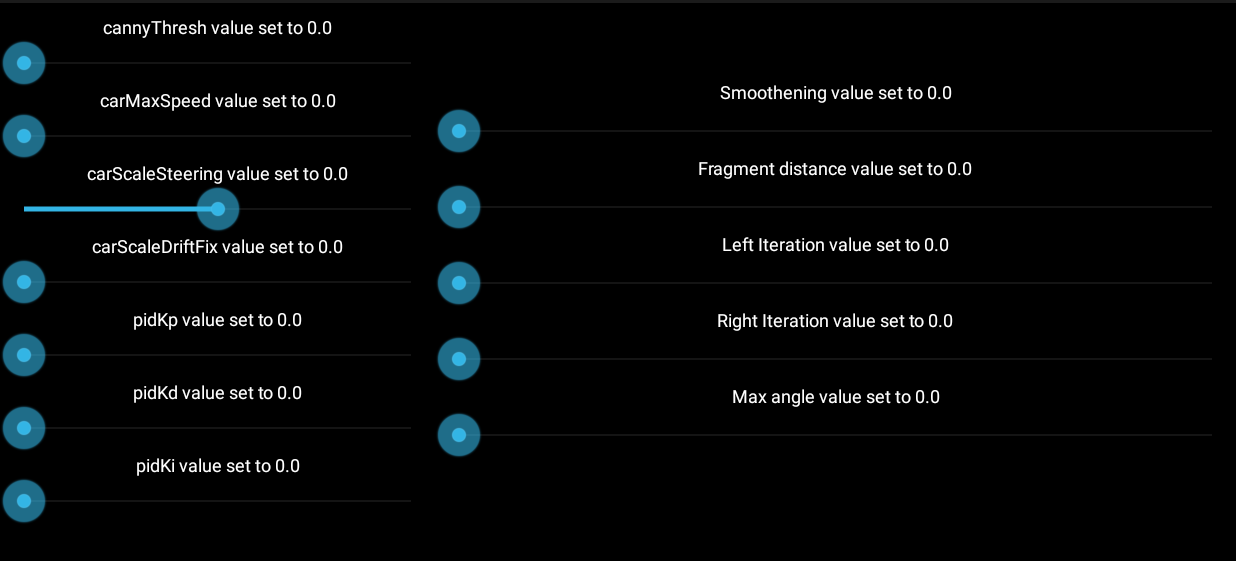
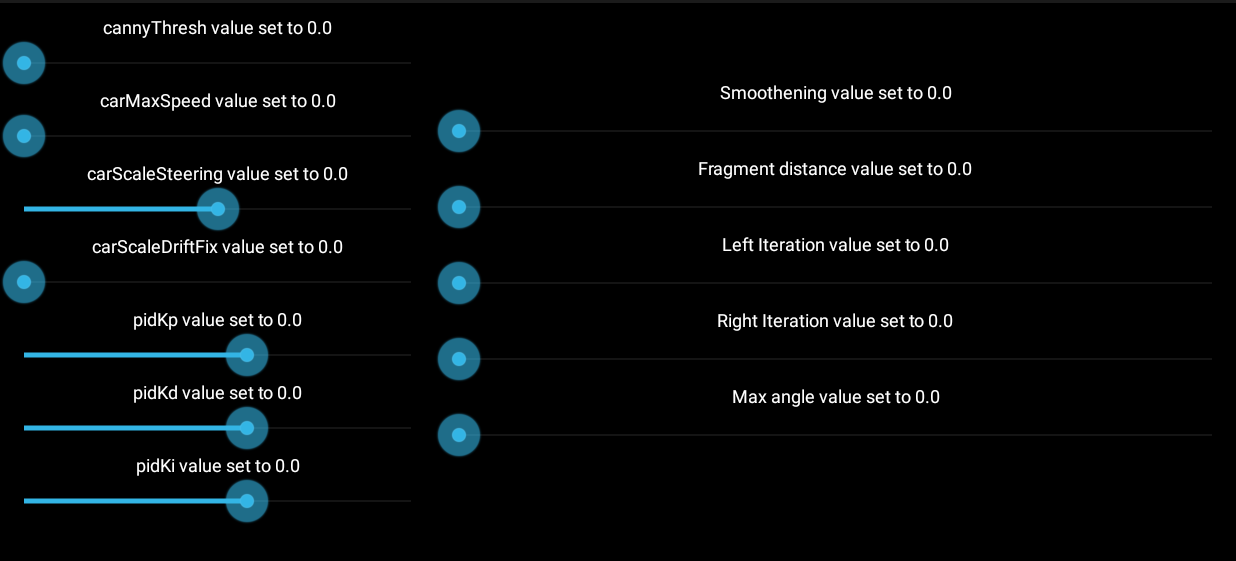
Before and after one commit to sesstigit/Android-Car-duino, an Android app: the AdvSettingsActivity screen opened directly, with no data from a screen before it, on a phone screen of 824 x 412 dp (held sideways), the part 57-618 px from its top. Run offline under Robolectric (Android 15) with nearby library versions, the phone set to English and light mode, and no system bars.

Commit message:
Made PID controller parameter scrollbars logarithmic

```diff
--- a/app/src/main/java/pegasus/bluetootharduino/AdvSettingsActivity.java
+++ b/app/src/main/java/pegasus/bluetootharduino/AdvSettingsActivity.java
@@ -74,19 +74,20 @@ public class AdvSettingsActivity extends Activity implements SeekBar.OnSeekBarCh
         pidKp.setOnSeekBarChangeListener(this);
         ((TextView)findViewById(R.id.progress10)).setText("pidKp value set to " + shared.getFloat("pidKp", progressValue));
         //pidKp.setProgress((int) (1.0 / (0.1 - shared.getFloat("pidKp", progressValue))));  //x = 1/(0.1 - f(x)) for x in range 10 to 10000 (but linear scale is difficult to enter)
-        pidKp.setProgress((int) (0.1001 - Math.pow(10,(-shared.getFloat("pidKp", progressValue)/100))));  //f(x) = 0.1001 - 10^(-x/100) for x in range 100 to 400 (log scale)
+	// Log scale values 0.0001-0.1 to 100-400
+        pidKp.setProgress((int) (-100 * Math.log(0.1001 - shared.getFloat("pidKp", progressValue))));  //x=-100*log(0.1001 - f(x))
 
         pidKd = (SeekBar)findViewById(R.id.pidKd);
-        pidKd.setMax(1000);  //want 0.1 to 0.0001 float
+        pidKd.setMax(400);  //want 0.1 to 0.0001 float
         pidKd.setOnSeekBarChangeListener(this);
         ((TextView)findViewById(R.id.progress11)).setText("pidKd value set to " + shared.getFloat("pidKd", progressValue));
-        pidKd.setProgress((int) (shared.getFloat("pidKd", progressValue) * 1000 ));
+	pidKd.setProgress((int) (-100 * Math.log(0.1001 - shared.getFloat("pidKd", progressValue))));  //x=-100*log(0.1001 - f(x))
 
         pidKi = (SeekBar)findViewById(R.id.pidKi);
-        pidKi.setMax(1000);  //want 0.1 to 0.0001 float
+        pidKi.setMax(400);  //want 0.1 to 0.0001 float
         pidKi.setOnSeekBarChangeListener(this);
         ((TextView)findViewById(R.id.progress12)).setText("pidKi value set to " + shared.getFloat("pidKi", progressValue));
-        pidKi.setProgress((int) (shared.getFloat("pidKi", progressValue) * 1000 ));
+	pidKi.setProgress((int) (-100 * Math.log(0.1001 - shared.getFloat("Ki", progressValue))));  //x=-100*log(0.1001 - f(x))
 
         smoothening = (SeekBar)findViewById(R.id.smoothening);
         smoothening.setMax(8); // values 0-8
@@ -173,13 +174,14 @@ public class AdvSettingsActivity extends Activity implements SeekBar.OnSeekBarCh
                 break;
             case R.id.pidKp:
                 if(fromUser) {
-                    //make min value 10
-                    if(progress < 10) {
-                        progress = 10;
+                    //make min value 100
+                    if(progress < 100) {
+                        progress = 100;
                         pidKp.setProgress(progress);
                     }
                     //progressValue = (float) (-Math.log10(progress+1));  //formula is ((log(y) - minlog)*(max - min)/(maxlog - minlog)) + min
-                    progressValue = (float) (0.1 - 1.0/(float)progress);
+		    // Scale 100-400 down to 0.0001-0.1
+                    progressValue = (float) (0.1001 - Math.pow(10,-progress/100));  //f(x) = 0.1001 - 10^(-x/100) for x in range 100 to 400 (log scale)
                     ((TextView)findViewById(R.id.progress10)).setText("pidKp value set to " + progressValue);
                     SharedPreferences.Editor sharedEditor = shared.edit();
                     sharedEditor.putFloat("pidKp", progressValue);
```
